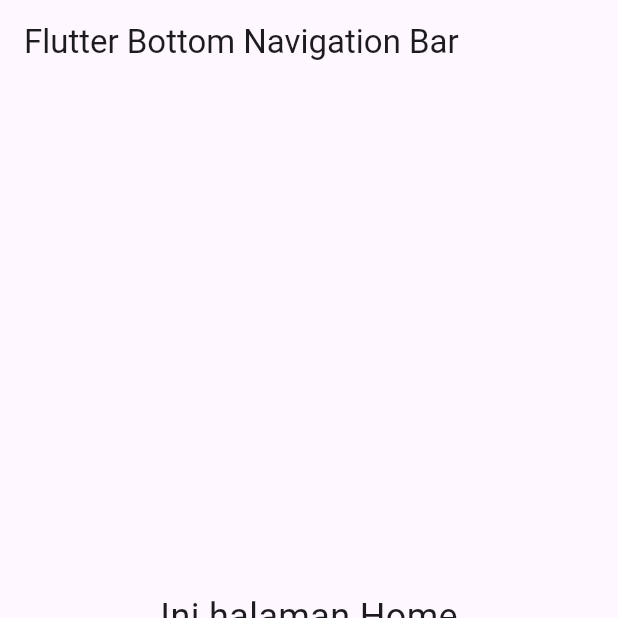
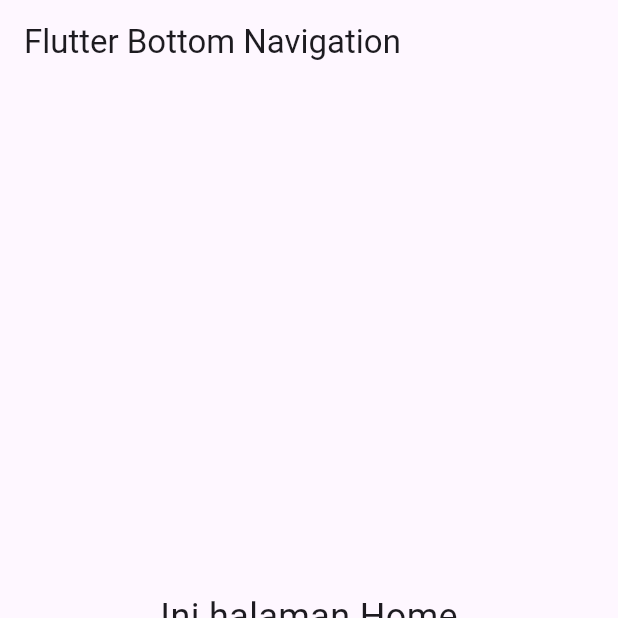
Before and after one commit to ilhamafandi21/firstapp, a Flutter app: the screen it shows after launch, on a phone screen of 412 x 824 dp, the top half of it. Run offline on Flutter 3.47's test engine with Material 3 defaults, Android fonts, the phone set to English and light mode, and no system bars.

Commit message:
01-10-2025

```diff
--- a/lib/main.dart
+++ b/lib/main.dart
@@ -44,7 +44,7 @@ class _MyHomePageState extends State<MyHomePage>{
   Widget build(BuildContext context){
     return Scaffold(
       appBar: AppBar(
-        title: const Text('Flutter Bottom Navigation Bar'),),
+        title: const Text('Flutter Bottom Navigation '),),
       body: _pages[_selectedIndex],
       bottomNavigationBar: BottomNavigationBar(
         type: BottomNavigationBarType.fixed,
```
